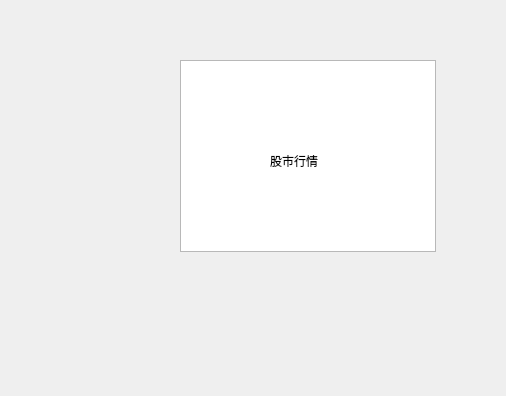
Above: qt_stock_trade_platform/stock_trade.ui from yys-y/Virtual-stock-trading-platform before the change. Below: the same form after it.
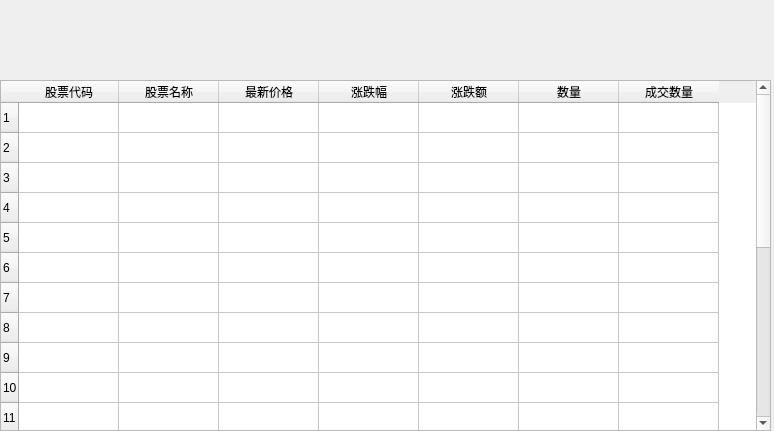
That is the form after the change. Icons and pictures are not drawn.

Commit message: 更新 stock_trade.ui

Diff of the .ui file:
```diff
--- a/qt_stock_trade_platform/stock_trade.ui
+++ b/qt_stock_trade_platform/stock_trade.ui
@@ -6,34 +6,98 @@
    <rect>
     <x>0</x>
     <y>0</y>
-    <width>506</width>
-    <height>396</height>
+    <width>774</width>
+    <height>431</height>
    </rect>
   </property>
   <property name="windowTitle">
    <string>Form</string>
   </property>
-  <widget class="QGraphicsView" name="graphicsView">
+  <widget class="QTableWidget" name="tableWidget">
    <property name="geometry">
     <rect>
-     <x>180</x>
-     <y>60</y>
-     <width>256</width>
-     <height>192</height>
+     <x>0</x>
+     <y>80</y>
+     <width>771</width>
+     <height>351</height>
     </rect>
    </property>
+   <row/>
+   <row/>
+   <row/>
+   <row/>
+   <row/>
+   <row/>
+   <row/>
+   <row/>
+   <row/>
+   <row/>
+   <row/>
+   <row/>
+   <row/>
+   <row/>
+   <row/>
+   <row/>
+   <row/>
+   <row/>
+   <row/>
+   <row/>
+   <row/>
+   <column>
+    <property name="text">
+     <string>股票代码</string>
+    </property>
+   </column>
+   <column>
+    <property name="text">
+     <string>股票名称</string>
+    </property>
+   </column>
+   <column>
+    <property name="text">
+     <string>最新价格</string>
+    </property>
+   </column>
+   <column>
+    <property name="text">
+     <string>涨跌幅</string>
+    </property>
+   </column>
+   <column>
+    <property name="text">
+     <string>涨跌额</string>
+    </property>
+   </column>
+   <column>
+    <property name="text">
+     <string>数量</string>
+    </property>
+   </column>
+   <column>
+    <property name="text">
+     <string>成交数量</string>
+    </property>
+   </column>
+   <item row="0" column="0">
+    <property name="text">
+     <string/>
+    </property>
+    <property name="flags">
+     <set>ItemIsSelectable|ItemIsDragEnabled|ItemIsDropEnabled|ItemIsUserCheckable|ItemIsEnabled</set>
+    </property>
+   </item>
   </widget>
   <widget class="QLabel" name="label">
    <property name="geometry">
     <rect>
-     <x>270</x>
-     <y>150</y>
-     <width>71</width>
-     <height>21</height>
+     <x>0</x>
+     <y>0</y>
+     <width>771</width>
+     <height>81</height>
     </rect>
    </property>
    <property name="text">
-    <string>股市行情</string>
+    <string>&lt;html&gt;&lt;head/&gt;&lt;body&gt;&lt;p&gt;&lt;img src=&quot;file:///C:\Users\xing2\AppData\Roaming\Tencent\Users\2170907380\QQ\WinTemp\RichOle\)LT$DS)62$~08Z8VAXO~GFI.png&quot;/&gt;&lt;/p&gt;&lt;/body&gt;&lt;/html&gt;</string>
    </property>
   </widget>
  </widget>
```
